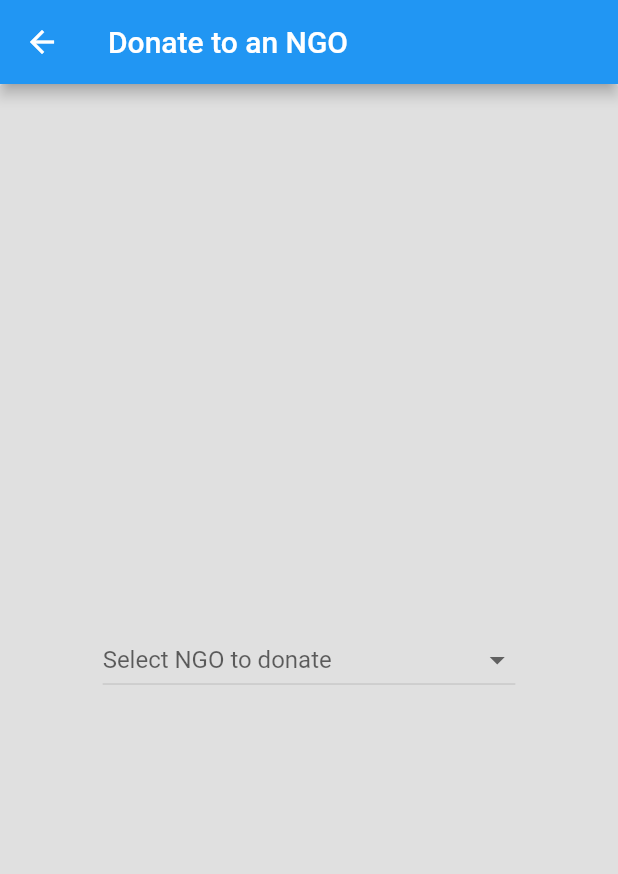
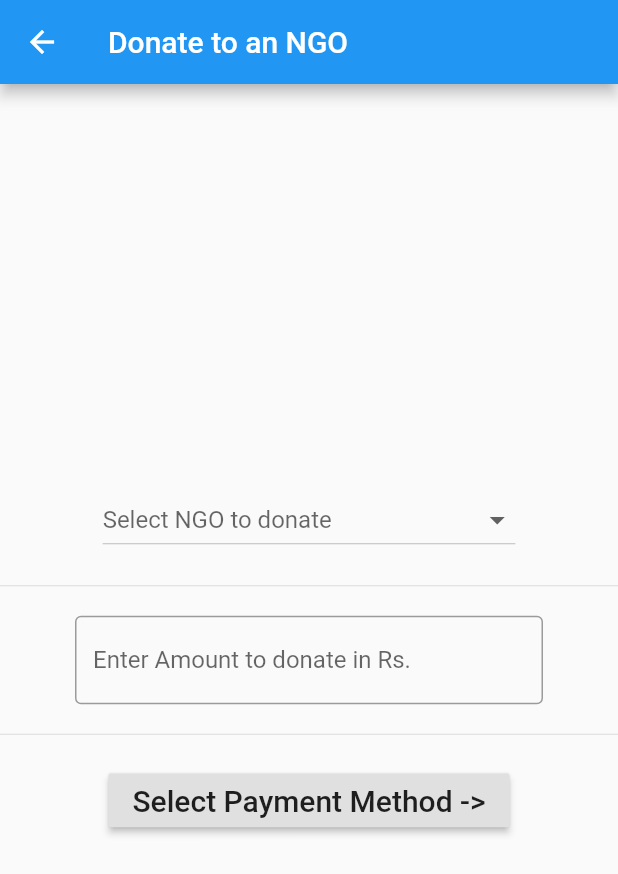
Before and after one commit to amanagr/volunteer_registration, a Flutter app: the DonationView screen opened directly, on a phone screen of 412 x 824 dp. Shown: the top 874 px of the screen. Run offline on Flutter 3.47's test engine with Material 2 defaults, Android fonts, the phone set to English and light mode, and no system bars; our stand-ins replace firebase_auth; accounts and stored records are empty.

Commit message:
Add amouot and payment button to donation view.

```diff
--- a/lib/views/donation_view.dart
+++ b/lib/views/donation_view.dart
@@ -1,4 +1,5 @@
 import 'package:flutter/material.dart';
+import 'package:flutter/services.dart';
 
 class DonationView extends StatelessWidget {
   @override
@@ -8,22 +9,42 @@ class DonationView extends StatelessWidget {
         title: Text("Donate to an NGO"),
       ),
       body: Center(
-        child: RaisedButton(
-          onPressed: () {
-            Navigator.pop(context);
-          },
-          child: Row(
+          child: Column(
             children: <Widget>[
                 DropdownScreen(),
+                Divider(height: 40,),
+                Container(
+                  margin: const EdgeInsets.only(right: 50, left: 50),
+                  child:  TextField(
+                            decoration: InputDecoration(
+                              border: OutlineInputBorder(),
+                              labelText: 'Enter Amount to donate in Rs.',
+                            ),
+                            keyboardType: TextInputType.number,
+                            inputFormatters: <TextInputFormatter>[
+                              WhitelistingTextInputFormatter.digitsOnly
+                            ],
+                            ),
+                ),
+                Divider(height: 40,),
+                RaisedButton(
+                  onPressed: () {},
+                  child: Text(
+                      'Select Payment Method ->',
+                      style: TextStyle(fontSize: 20)
+                  ),
+              ),
             ],
             mainAxisAlignment: MainAxisAlignment.center,
             crossAxisAlignment: CrossAxisAlignment.center
         ),
       ),
-    ),
     );
   }
 }
+
+
+
 
 class Item {
   const Item(this.name);
```
